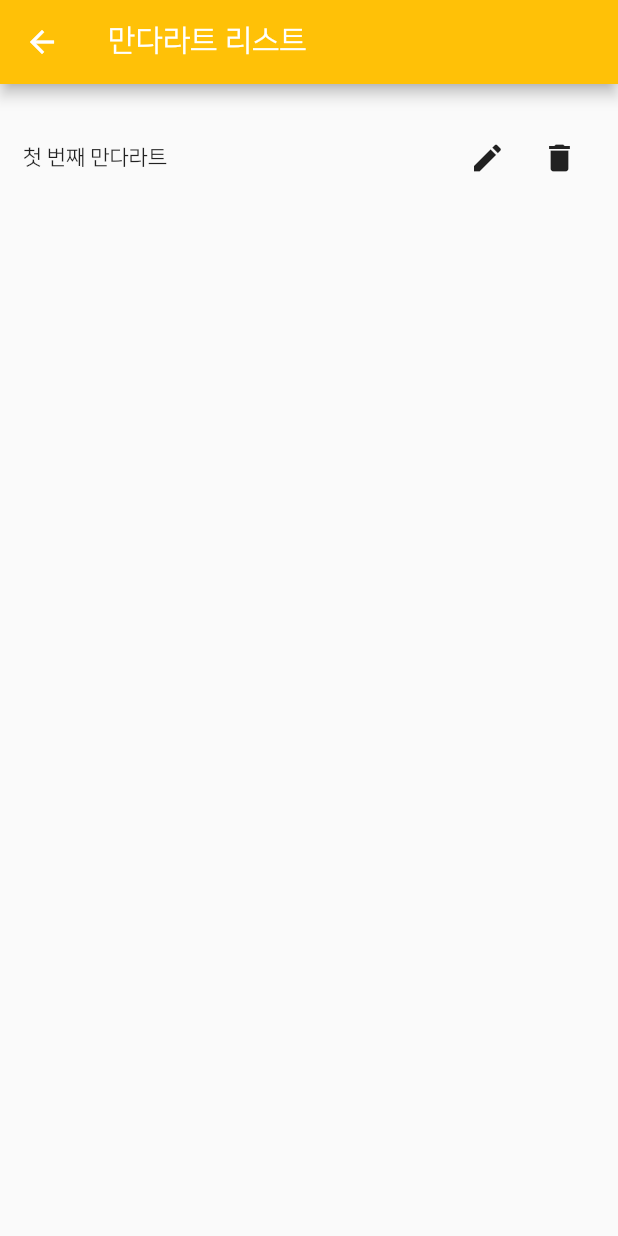
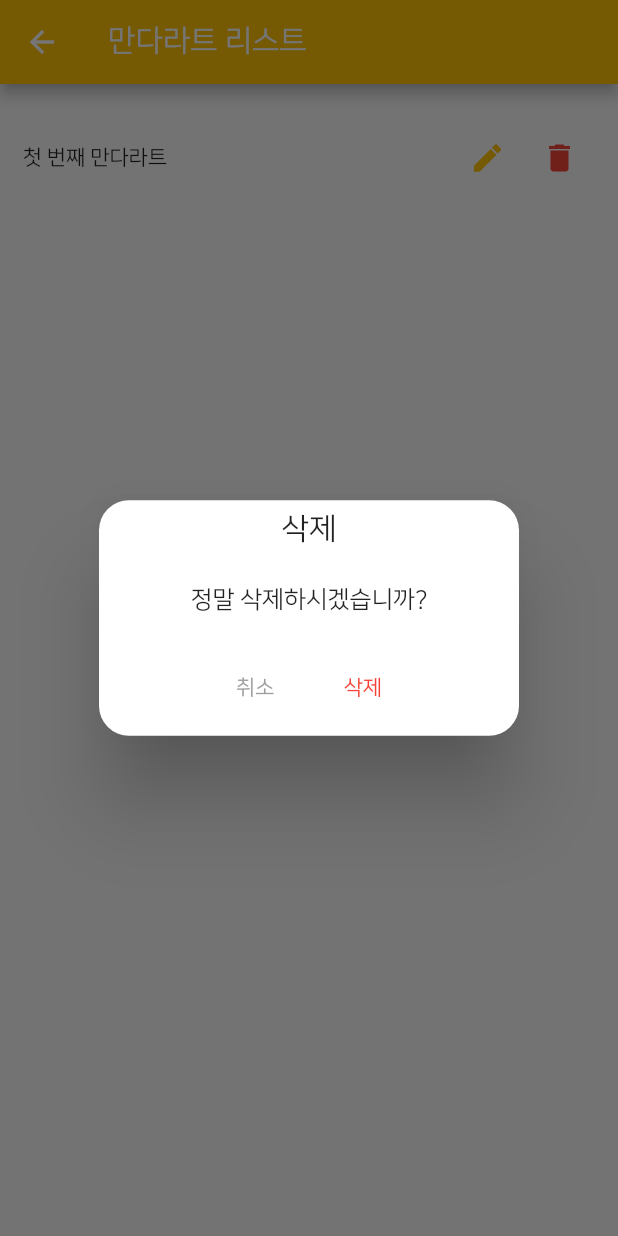
Before and after one commit to hyejin-1010/MandalArt, a Flutter app: the CategoryListScreen screen opened directly, after a tap on the "delete" icon, on a phone screen of 412 x 824 dp. Run offline on Flutter 3.47's test engine with Material 2 defaults, Android fonts, the phone set to English and light mode, and no system bars; our stand-ins replace get, shared_preferences, sqflite; accounts and stored records are empty.

Commit message:
Add: 만다라트 삭제 기능 구현

```diff
--- a/lib/screens/category_list_screen.dart
+++ b/lib/screens/category_list_screen.dart
@@ -9,7 +9,7 @@ class CategoryListScreen extends StatelessWidget {
 
   final DataController _dataController = Get.find<DataController>();
 
-  Widget _buildItem(MandalArtModel mandalart) {
+  Widget _buildItem(BuildContext context, MandalArtModel mandalart) {
     return Container(
       padding: const EdgeInsets.symmetric(horizontal: 15.0),
       child: Row(
@@ -17,11 +17,17 @@ class CategoryListScreen extends StatelessWidget {
           Expanded(child: Text(mandalart.title)),
           IconButton(
             onPressed: () => _clickEditButton(mandalart),
-            icon: Icon(Icons.edit),
+            icon: Icon(
+              Icons.edit,
+              color: Theme.of(context).primaryColor,
+            ),
           ),
           IconButton(
             onPressed: () => _clickDeleteButton(mandalart.id),
-            icon: Icon(Icons.delete),
+            icon: Icon(
+              Icons.delete,
+              color: Colors.red,
+            ),
           ),
         ],
       ),
@@ -35,15 +41,15 @@ class CategoryListScreen extends StatelessWidget {
       body: Container(
         padding: const EdgeInsets.symmetric(vertical: 25.0),
         child: Obx(() {
-          Map<int, MandalArtModel> mandalartMap = _dataController.mandalart;
-          final List<int> keys = mandalartMap.keys.toList();
+          Map<int, MandalArtModel> mandalart = _dataController.mandalart;
+          final List<int> keys = mandalart.keys.toList();
 
           return ListView.separated(
             separatorBuilder: (_, __) => const Divider(),
             itemCount: keys.length,
             itemBuilder: (BuildContext context, int index) {
-              MandalArtModel mandalart = mandalartMap[keys[index]]!;
-              return _buildItem(mandalart);
+              MandalArtModel item = mandalart[keys[index]]!;
+              return _buildItem(context, item);
             },
           );
         }),
@@ -63,5 +69,25 @@ class CategoryListScreen extends StatelessWidget {
   }
 
   void _clickDeleteButton(int id) {
+    Get.defaultDialog(
+      title: '삭제',
+      content: Container(
+        padding: EdgeInsets.symmetric(vertical: 10.0, horizontal: 20.0),
+        child: Text('정말 삭제하시겠습니까?'),
+      ),
+      cancel: TextButton(
+        onPressed: () => Get.back(),
+        child: Text('취소', style: TextStyle(color: Colors.grey)),
+      ),
+      confirm: TextButton(
+        onPressed: () => _doDelete(id),
+        child: Text('삭제', style: TextStyle(color: Colors.red)),
+      ),
+    );
+  }
+
+  void _doDelete(int id) {
+    Get.back();
+    _dataController.deleteMandalart(id);
   }
 }
```
Also changed, not shown: lib/controllers/data_controller.dart (+9 -0 lines).
